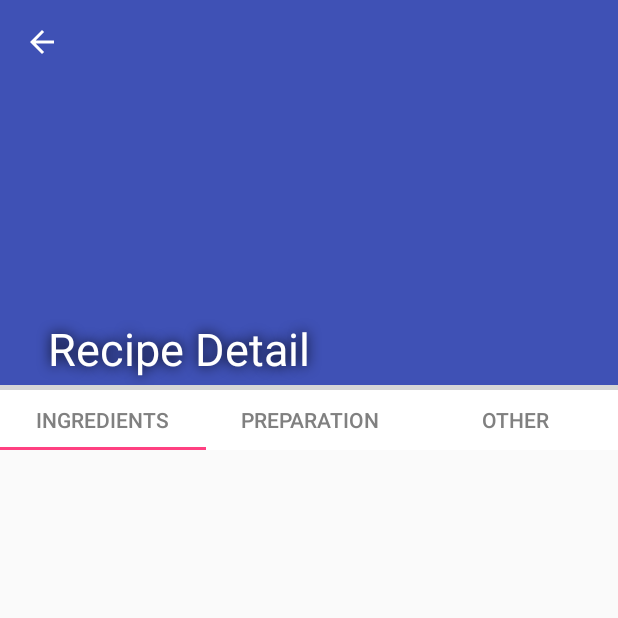
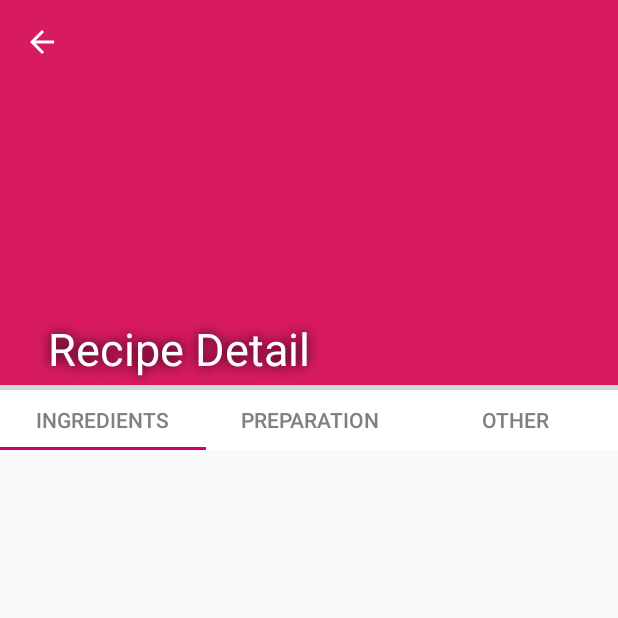
Before and after one commit to thomalexandre/RecettesMamieMone, an Android app: the RecipeDetailActivity screen opened directly, with no data from a screen before it, on a phone screen of 412 x 824 dp, the top half of it. Run offline under Robolectric (Android 15) with nearby library versions, the phone set to English and light mode, and no system bars; 2 statements that could not run were skipped; grey boxes are pictures that could not be loaded.

Commit message:
Add fonts and minor design improvements

```diff
--- a/Android/app/src/main/java/com/github/maksadavid/recettesmamiemone/viewholder/RecipeViewHolder.java
+++ b/Android/app/src/main/java/com/github/maksadavid/recettesmamiemone/viewholder/RecipeViewHolder.java
@@ -6,6 +6,7 @@ import android.widget.ImageView;
 import android.widget.TextView;
 
 import com.github.maksadavid.recettesmamiemone.R;
+import com.github.maksadavid.recettesmamiemone.util.Fonts;
 
 /**
  * Created by maksadavid on 2017. 02. 21..
@@ -20,6 +21,7 @@ public class RecipeViewHolder extends RecyclerView.ViewHolder {
         super(view);
         this.view = view;
         titleTextView = (TextView) view.findViewById(R.id.title);
+        titleTextView.setTypeface(Fonts.OpenSansRegular);
         imageView = (ImageView) view.findViewById(R.id.image_view);
     }
 
--- a/Android/app/src/main/res/values/colors.xml
+++ b/Android/app/src/main/res/values/colors.xml
@@ -1,8 +1,8 @@
 <?xml version="1.0" encoding="utf-8"?>
 <resources>
-    <color name="colorPrimary">#3F51B5</color>
-    <color name="colorPrimaryDark">#303F9F</color>
-    <color name="colorAccent">#FF4081</color>
+    <color name="colorPrimary">#D81B60</color>
+    <color name="colorPrimaryDark">#AD1457</color>
+    <color name="colorAccent">#D10068</color>
     <color name="colorBlackTranslucent">#8000</color>
     <color name="colorLightText">#FFF</color>
 </resources>
```
Also changed, not shown: Android/app/src/main/java/com/github/maksadavid/recettesmamiemone/fragment/RecipeDetailFragment.java (+8 -6 lines), Android/app/src/main/res/layout/fragment_recipe_detail.xml (+28 -4 lines).
